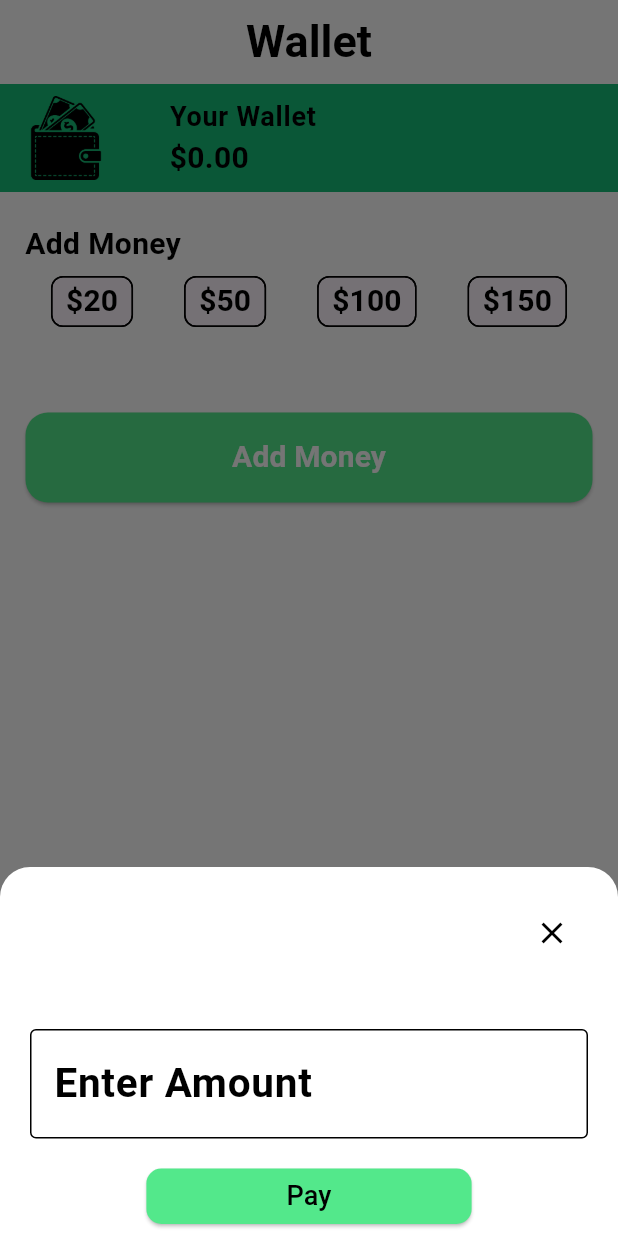
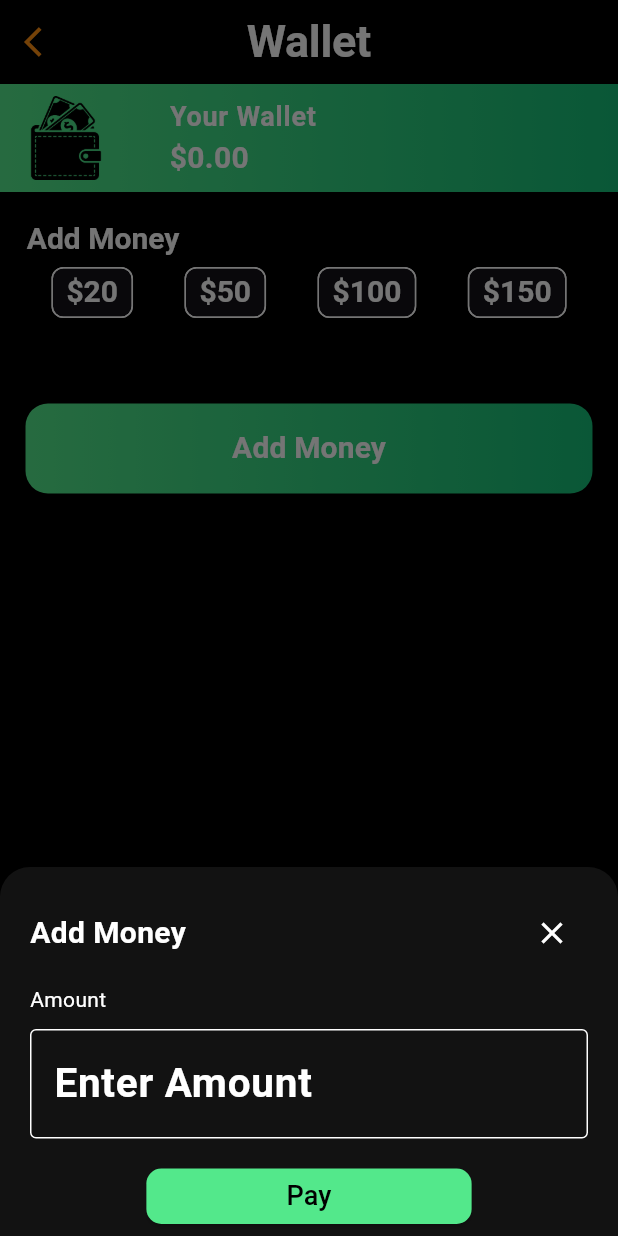
Before and after one commit to Buggies-dart/Food-Order-Application, a Flutter app: the screen it shows once a user with an empty profile is signed in, item 3 of the bottom bar chosen, after a tap on "Add Money", on a phone screen of 412 x 824 dp. Run offline on Flutter 3.47's test engine with Material 3 defaults, Android fonts, the phone set to English and light mode, and no system bars; drawn by our look-alikes of curved_navigation_bar; our stand-ins replace cloud_firestore, firebase_auth, firebase_core, flutter_riverpod, image_picker, material_design_icons_flutter and 1 more; missing offline and left inert: flutter_stripe; accounts and stored records are empty; generated files the repository leaves out were written again; network calls fail.

Commit message:
UI updated - Looks More Better

```diff
--- a/lib/Pages/Home/homepage.dart
+++ b/lib/Pages/Home/homepage.dart
@@ -2,6 +2,7 @@
 import 'package:flutter_riverpod/flutter_riverpod.dart';
 import 'package:food_delivery_app/Pages/Cart/foodcart.dart';
 import 'package:food_delivery_app/Widgets/food_categories.dart';
+import 'package:food_delivery_app/Widgets/mini_widgets.dart';
 import 'package:food_delivery_app/state_management.dart';
 import 'package:food_delivery_app/utils.dart';
 import 'package:material_design_icons_flutter/material_design_icons_flutter.dart';
@@ -24,7 +25,8 @@
 return Scaffold(
 body:
 SingleChildScrollView( scrollDirection: Axis.vertical,
-child: Column( mainAxisSize: MainAxisSize.min,
+child: Stack(
+  children: [ Column( mainAxisSize: MainAxisSize.min,
   children: [
     SizedBox( height: sizeHeight/35),
   Padding(
@@ -82,7 +84,7 @@
         decoration: InputDecoration(label:  Center(child: Text('What do you want to order?', style: TextStyle(color: theme.colorScheme.secondaryContainer, fontSize: 16),)), hintStyle: const TextStyle(color: secondaryColor),
         prefixIcon: Padding( padding: const EdgeInsets.only(left: 20),
         child: Icon(Icons.search, color:  theme.colorScheme.secondaryContainer, size: 40,),
-        ), focusedBorder: OutlineInputBorder(borderRadius: BorderRadius.circular(20)), enabledBorder: OutlineInputBorder(borderRadius: BorderRadius.circular(25)),
+          ), focusedBorder: OutlineInputBorder(borderRadius: BorderRadius.circular(20)), enabledBorder: OutlineInputBorder(borderRadius: BorderRadius.circular(25), borderSide: BorderSide.none),
          filled: true, fillColor: theme.colorScheme.onSecondaryContainer),
           ),
       ),
@@ -95,7 +97,8 @@
       ),
     ),
   SizedBox( height: sizeHeight/50),
-  Padding(
+    Stack(
+      children: [Padding(
         padding: const EdgeInsets.symmetric(horizontal: 10),
         child: Container( width: double.infinity, height: sizeHeight/5,
         decoration: BoxDecoration( borderRadius: BorderRadius.circular(20),
@@ -132,14 +135,19 @@
           ),
         ),
       ),
+  Positioned.fill(child: backgroundImage('assets/logos/backgroundimg2.png'))
+]
+  ),
   SizedBox( height: sizeHeight,
     child: const FoodCategories())
    ],
   ),
+backgroundImage('assets/logos/backgroundimg.png')
+]
+),
 ),
  );
   }
-
 }
 
 // int selected = 0;
--- a/lib/Pages/Wallet/walletpage.dart
+++ b/lib/Pages/Wallet/walletpage.dart
@@ -1,5 +1,6 @@
 import 'package:flutter/material.dart';
 import 'package:flutter_stripe/flutter_stripe.dart';
+import 'package:food_delivery_app/Widgets/mini_widgets.dart';
 import 'package:food_delivery_app/firebase%20auth/firebaseutils.dart';
 import 'package:food_delivery_app/state_management.dart';
 import 'package:food_delivery_app/stripe%20payment/keys.dart';
@@ -46,24 +47,31 @@
 
   @override
   Widget build(BuildContext context) {
+  final theme = Theme.of(context);
   final wallet = ref.watch(Providers.myNotifProvider).wallet;
     return  Scaffold(
-  backgroundColor: Colors.white, appBar: AppBar( title: Text('Wallet', style: AppWidget.largefontBold(),),
-  centerTitle: true, backgroundColor: Colors.white,),
+  backgroundColor: theme.scaffoldBackgroundColor, appBar: AppBar( title: Text('Wallet', style: theme.textTheme.displayLarge,),
+  centerTitle: true, backgroundColor: theme.scaffoldBackgroundColor, leading: iconButton((){Navigator.pop(context);}),),
    body:  Column(
     children: [
-      ListTile(leading: Image.asset('assets/logos/wallet.png', fit: BoxFit.cover,), tileColor: ShowColors.secondary(),
-      title: Padding(
-        padding: const EdgeInsets.only(left: 25),
-        child: Text('Your Wallet', style: AppWidget.lightFont(),),
+      Container( decoration: BoxDecoration(
+gradient: LinearGradient(colors: [ShowColors.primary(), ShowColors.secondary()])
+      ),
+child: ListTile(leading: Image.asset('assets/logos/wallet.png', fit: BoxFit.cover,),
+title: const Padding( padding:  EdgeInsets.only(left: 25),
+child: Text('Your Wallet', style: TextStyle( fontSize: 18, color: whiteColor
+),),
 ),
 subtitle: Padding(
 padding: const EdgeInsets.only(left: 25),
-        child: Text('\$${wallet.toStringAsFixed(2)}', style: AppWidget.mediumfontBold(),),
+child: Text('\$${wallet.toStringAsFixed(2)}', style:  const TextStyle(
+ fontSize: 20, fontWeight: FontWeight.bold, color: whiteColor
+)),
         ),),
+      ),
      Padding(
        padding:  EdgeInsets.only(top: 20, right: MediaQuery.of(context).size.width/1.5),
-       child: Text('Add Money', style:AppWidget.mediumfontBold(),),
+       child: Text('Add Money', style:theme.textTheme.displayMedium,),
      ),
        Row(  mainAxisAlignment: MainAxisAlignment.spaceEvenly,
          children: [
@@ -76,14 +84,17 @@
       const SizedBox(height: 50,),
       SizedBox(  height: 60,
       width: MediaQuery.of(context).size.width / 1.09,
+        child: Container( decoration: BoxDecoration( gradient: LinearGradient(colors: [
+ShowColors.primary(), ShowColors.secondary()
+        ]),
+ borderRadius: BorderRadius.circular(15),     ),
           child: ElevatedButton(onPressed: (){
 openEdit();
  },
-        style: ElevatedButton.styleFrom(  backgroundColor: ShowColors.primary(),
-            shape: RoundedRectangleBorder(
-              borderRadius: BorderRadius.circular(15),
-            ),),
+style: ElevatedButton.styleFrom(  backgroundColor: Colors.transparent, shadowColor: Colors.transparent,
+),
 child: Text('Add Money', style: AppWidget.buttonText(),),),
+        ),
       )
       ],
    ),
@@ -92,7 +103,7 @@
 
   Widget moneyChip(String text, VoidCallback addFunds) {
     return GestureDetector( onTap: addFunds,
-      child: Chip(label: Text('\$$text', style: AppWidget.mediumfontBold(),), backgroundColor: null,
+      child: Chip(label: Text('\$$text', style: Theme.of(context).textTheme.displayMedium,), backgroundColor: null,
        padding: const EdgeInsets.all(1),),
     );
   }
--- a/lib/Widgets/food_categories.dart
+++ b/lib/Widgets/food_categories.dart
@@ -1,7 +1,7 @@
 import 'dart:math';
 
 import 'package:flutter/material.dart';
-import 'package:food_delivery_app/Food%20Categories/categories.dart';
+import 'package:food_delivery_app/categories.dart';
 import 'package:food_delivery_app/Pages/Product%20Details/details.dart';
 import 'package:food_delivery_app/foods.dart';
 import 'package:food_delivery_app/utils.dart';
@@ -53,6 +53,7 @@
 ),
 SizedBox( height: sizeHeight/4, width: double.infinity,
   child: ListView.builder( scrollDirection: Axis.horizontal, controller: controller,
+padding: const EdgeInsets.only(top: 0),
 itemCount: 4, itemBuilder: (context, index){
  return Padding(
     padding: const EdgeInsets.all(12),
@@ -88,14 +89,18 @@
  Flexible( fit: FlexFit.loose,
    child: Column(  mainAxisSize: MainAxisSize.min,
      children: [
-   Row( mainAxisAlignment: MainAxisAlignment.spaceBetween,
+   Padding(
+     padding:  EdgeInsets.all(sizeWidth/30),
+     child: Row( mainAxisAlignment: MainAxisAlignment.spaceBetween,
      children: [
      Text('Popular Menus', style: Theme.of(context).textTheme.displayMedium),
      TextButton(onPressed: (){}, child: const Text('View More', style: TextStyle(color: secondaryColor),))
      ],
      ),
+   ),
  Expanded(
-            child: ListView.builder(itemCount: randomFoods.length, scrollDirection: Axis.vertical, itemBuilder: (context, index){
+child: ListView.builder(itemCount: randomFoods.length, padding: const EdgeInsets.only(top: 0),
+ scrollDirection: Axis.vertical, itemBuilder: (context, index){
              final randomFood =randomFoods[index];
              return SizedBox( height: sizeHeight/10,
                child: Padding(
@@ -111,8 +116,8 @@
                    decoration: BoxDecoration(
                     color: whiteColor, borderRadius: BorderRadius.circular(10)
                  ),
-                    child: Image.network(randomFood['image'], fit: BoxFit.cover)), title: Text(randomFood['name'], style: Theme.of(context).textTheme.displayMedium,), subtitle: Text(randomFood['category'], style: const TextStyle(
-color: whiteColor2
+                    child: Image.network(randomFood['image'], fit: BoxFit.cover)), title: Text(randomFood['name'], style: Theme.of(context).textTheme.displayMedium,), subtitle: Text(randomFood['category'], style: TextStyle(
+color: Theme.of(context).primaryColor
   ),),
     trailing: Text('\$${randomFood['price']}', style: const TextStyle(
                  fontSize: 28, color: tertiaryContainer, fontWeight: FontWeight.bold
--- /dev/null
+++ b/lib/Widgets/mini_widgets.dart
@@ -0,0 +1,25 @@
+import 'package:flutter/material.dart';
+import 'package:food_delivery_app/utils.dart';
+
+Widget backgroundImage(String asset) {
+    return IgnorePointer( ignoring: true,
+      child: Container(
+      color: null, child: Image.asset(asset, fit: BoxFit.fill),
+      ),
+    );
+  }
+
+IconButton iconButton(VoidCallback tap) => IconButton(onPressed: tap,  icon: const Icon(Icons.arrow_back_ios), color: secondaryContainer);
+
+Padding appBar(double sizeHeight, BuildContext context, double sizeWidth, ThemeData theme, String text, VoidCallback route) {
+    return Padding(
+      padding: EdgeInsets.only(top: sizeHeight/30),
+      child: Row(
+      children: [
+       IconButton(onPressed: route, icon: const Icon(Icons.arrow_back_ios, color: secondaryContainer,),),
+      SizedBox(width: sizeWidth/5,),
+       Text(text, style: theme.textTheme.displayLarge,),
+      ],
+        ),
+    );
+  }
--- a/lib/main.dart
+++ b/lib/main.dart
@@ -28,12 +28,9 @@
  builder: (context, ref, child) {
         // Trigger state loading from Firestore on app start
 ref.read(Providers.myNotifProvider).loadStateFromFirestore();
-
 return MaterialApp( debugShowCheckedModeBanner: false,
-      darkTheme: Palette.darkTheme,
-    theme: Palette.lightTheme,
-      themeMode: ThemeMode.light,
-          home:  StreamBuilder<User?>(
+darkTheme: Palette.darkTheme, theme: Palette.lightTheme,
+themeMode: ThemeMode.dark, home:  StreamBuilder<User?>(
 stream: FirebaseAuth.instance.authStateChanges(),
 builder: (context, snapshot) {
 if (snapshot.connectionState == ConnectionState.waiting) {
--- a/lib/utils.dart
+++ b/lib/utils.dart
@@ -31,7 +31,7 @@
 displaySmall: TextStyle(
 fontSize: 18, color: whiteColor),
  bodySmall:  TextStyle(
-  fontSize: 18, fontWeight: FontWeight.bold, color: whiteColor
+  fontSize: 18, fontWeight: FontWeight.bold, color: whiteColor, height: 2
 ),
 titleLarge: TextStyle( fontSize: 25, fontWeight: FontWeight.bold,
   color: Colors.white)
@@ -46,7 +46,7 @@
   onSecondary: ShowColors.secondary(),
     primaryContainer: Colors.white,
    secondaryContainer:const Color(0xFFDA6317),
-  onSecondaryContainer:  const Color(0xFFF9A84D)
+  onSecondaryContainer:  const Color.fromARGB(255, 250, 215, 176)
 
   ),
   textTheme: const TextTheme(
@@ -60,7 +60,7 @@
  fontSize: 20, fontWeight: FontWeight.bold, color: blackColor
 ),
 displaySmall: TextStyle(
-fontSize: 18, color: blackColor),
+fontSize: 18, color: blackColor, height: 2),
  bodySmall:  TextStyle(
   fontSize: 18, fontWeight: FontWeight.bold, color: blackColor
 ),
```
Also changed, not shown: lib/Food Categories/categories.dart (deleted, +0 -48 lines), lib/Food Categories/grid.dart (deleted, +0 -47 lines), lib/Food Categories/ice_cream.dart (deleted, +0 -46 lines), lib/Food Categories/pizzas.dart (deleted, +0 -46 lines), lib/Pages/Cart/foodcart.dart (+33 -10 lines), lib/Pages/Orders/orders.dart (+63 -15 lines), lib/Pages/Product Details/details.dart (+64 -62 lines), lib/categories.dart (added, +95 -0 lines), assets/logos/backgroundimg.png (added), assets/logos/backgroundimg2.png (added). Lines whose indentation alone changed are shown as unchanged.
